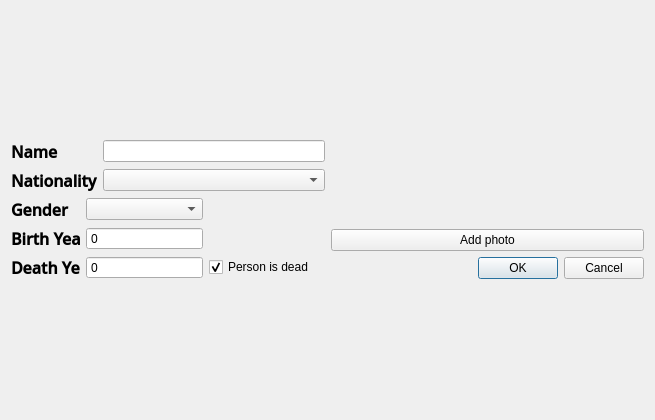
Before: the Qt Designer form personDialog.ui in annakrih/T113VLN1-3, drawn with Qt 5.
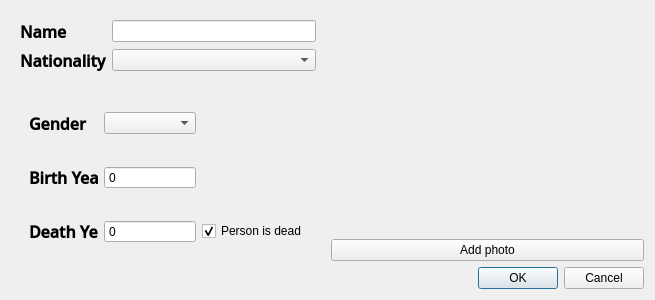
After: the same form once the commit is applied.

Commit message: person dialog fix

Diff of the .ui file:
```diff
--- a/personDialog.ui
+++ b/personDialog.ui
@@ -7,19 +7,19 @@
     <x>0</x>
     <y>0</y>
     <width>655</width>
-    <height>420</height>
+    <height>300</height>
    </rect>
   </property>
   <property name="minimumSize">
    <size>
     <width>655</width>
-    <height>420</height>
+    <height>300</height>
    </size>
   </property>
   <property name="maximumSize">
    <size>
     <width>734</width>
-    <height>487</height>
+    <height>350</height>
    </size>
   </property>
   <property name="windowTitle">
@@ -30,6 +30,13 @@
   </property>
   <layout class="QGridLayout" name="gridLayout_3">
    <item row="0" column="0">
+    <widget class="QFrame" name="">
+     <property name="maximumSize">
+      <size>
+       <width>16777215</width>
+       <height>300</height>
+      </size>
+     </property>
     <layout class="QVBoxLayout" name="verticalLayout">
      <item>
       <layout class="QGridLayout" name="gridLayout_2">
@@ -86,6 +93,13 @@
       </layout>
      </item>
      <item>
+       <widget class="QFrame" name="">
+        <property name="maximumSize">
+         <size>
+          <width>16777215</width>
+          <height>200</height>
+         </size>
+        </property>
       <layout class="QGridLayout" name="gridLayout">
        <item row="1" column="1">
         <widget class="QSpinBox" name="personBY">
@@ -224,8 +238,10 @@
         </widget>
        </item>
       </layout>
-     </item>
-    </layout>
+       </widget>
+      </item>
+     </layout>
+    </widget>
    </item>
    <item row="0" column="1">
     <layout class="QVBoxLayout" name="verticalLayout_3">
```
Left out of the diff: 102 changed lines with no effect on the pictures. Lines whose indentation alone changed are shown as unchanged.
